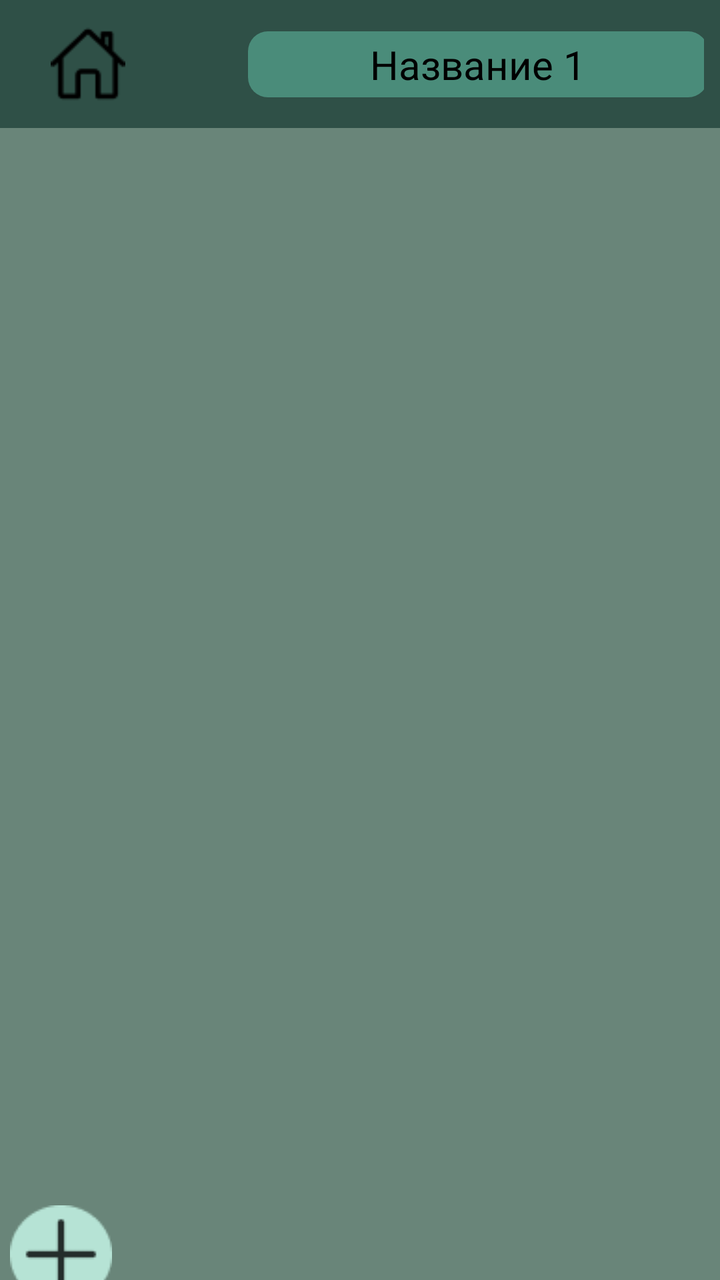
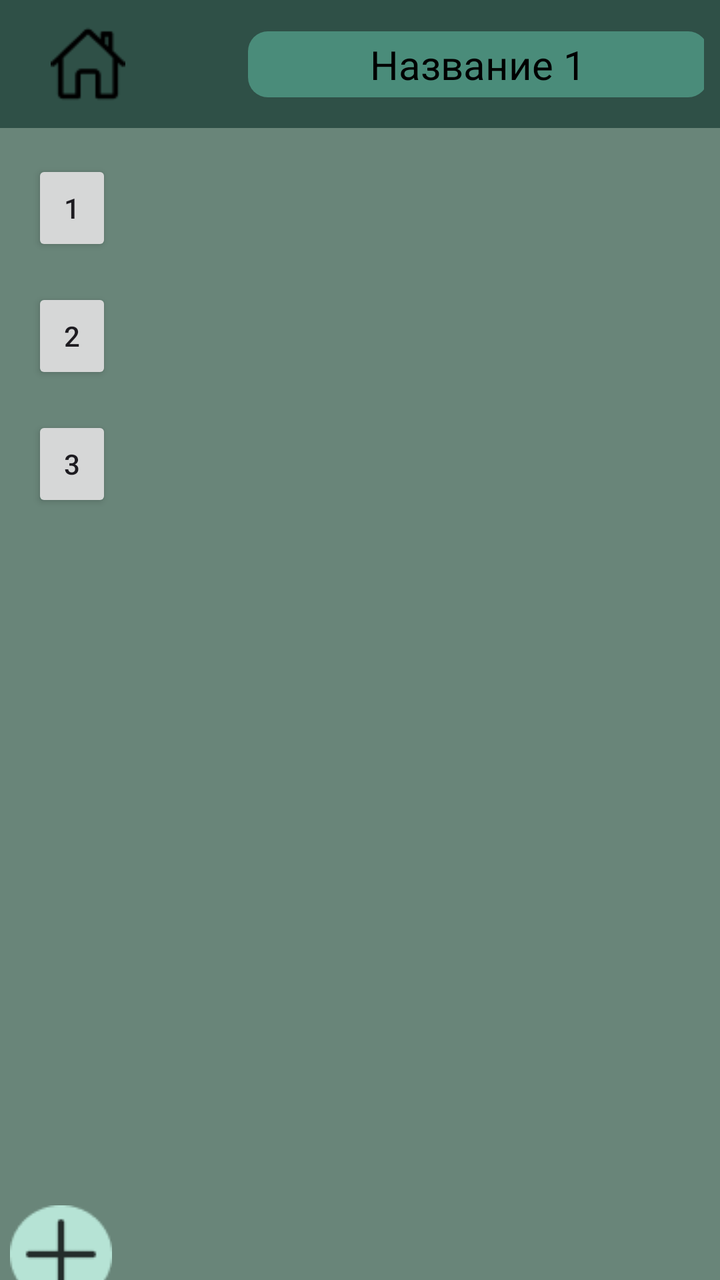

Screens rendered from an Android XML layout before and after an edit, with the pre-edit source and the edit as a unified diff.
<!-- AndroidManifest.xml: application theme Theme.Blabify -->
<!-- res/layout/activity_main.xml -->
<?xml version="1.0" encoding="utf-8"?>
<androidx.drawerlayout.widget.DrawerLayout xmlns:android="http://schemas.android.com/apk/res/android"
    xmlns:app="http://schemas.android.com/apk/res-auto"
    xmlns:tools="http://schemas.android.com/tools"
    android:id="@+id/drawer_layout"
    android:layout_width="match_parent"
    android:layout_height="match_parent"
    android:background="#698579"
    tools:context=".presentation.ui.ChatsActivity">

    
    <com.google.android.material.navigation.NavigationView
        android:id="@+id/small_nav_view"
        android:layout_width="64dp"
        android:layout_marginTop="?attr/actionBarSize"
        android:layout_height="match_parent"
        android:layout_gravity="start"
        app:menu="@menu/small_nav_menu"
        android:background="@android:color/transparent"/>

    
    <com.google.android.material.navigation.NavigationView
        android:id="@+id/full_nav_view"
        android:layout_width="280dp"
        android:layout_marginTop="?attr/actionBarSize"
        android:layout_height="match_parent"
        android:layout_gravity="start"
        app:menu="@menu/full_nav_menu"
        android:background="@android:color/transparent"
        android:visibility="gone"/>

    
    <androidx.constraintlayout.widget.ConstraintLayout
        android:id="@+id/main"
        android:layout_width="match_parent"
        android:layout_height="match_parent">

        
        <androidx.appcompat.widget.Toolbar
            android:id="@+id/toolbar"
            android:layout_width="match_parent"
            android:layout_height="wrap_content"
            android:background="#2F5047"
            app:layout_constraintTop_toTopOf="parent"
            app:layout_constraintStart_toStartOf="parent"
            app:layout_constraintEnd_toEndOf="parent">

            <androidx.constraintlayout.widget.ConstraintLayout
                android:layout_width="match_parent"
                android:layout_height="wrap_content"
                android:padding="8dp">

                <ImageView
                    android:id="@+id/home_icon"
                    android:layout_width="40dp"
                    android:layout_height="40dp"
                    android:src="@drawable/home"
                    android:contentDescription=""
                    app:layout_constraintStart_toStartOf="parent"
                    app:layout_constraintTop_toTopOf="parent"
                    app:layout_constraintBottom_toBottomOf="parent" />

                
                <TextView
                    android:id="@+id/toolbar_title"
                    android:layout_width="230dp"
                    android:layout_height="33dp"
                    android:layout_marginStart="60dp"
                    android:background="@drawable/toolbar_background"
                    android:text="Название 1"
                    android:textColor="@android:color/black"
                    android:gravity="center"
                    android:textSize="20dp"
                    android:textAppearance="@style/TextAppearance.AppCompat.Medium"
                    app:layout_constraintStart_toEndOf="@id/home_icon"
                    app:layout_constraintTop_toTopOf="parent"
                    app:layout_constraintBottom_toBottomOf="parent"
                    app:layout_constraintEnd_toStartOf="@id/mark_icon"/>

                
                <ImageView
                    android:id="@+id/mark_icon"
                    android:layout_width="42dp"
                    android:layout_height="42dp"
                    android:src="@drawable/mark_search"
                    android:contentDescription=""
                    app:layout_constraintStart_toEndOf="@id/toolbar_title"
                    app:layout_constraintTop_toTopOf="parent"
                    app:layout_constraintBottom_toBottomOf="parent"
                    android:layout_marginStart="10dp"/>
            </androidx.constraintlayout.widget.ConstraintLayout>
        </androidx.appcompat.widget.Toolbar>

        
        <androidx.recyclerview.widget.RecyclerView
            android:id="@+id/recycler_view_chats"
            android:layout_width="match_parent"
            android:layout_height="0dp"
            android:clipToPadding="false"
            android:padding="8dp"
            app:layout_constraintBottom_toTopOf="@id/download_button"
            app:layout_constraintEnd_toEndOf="parent"
            app:layout_constraintStart_toStartOf="parent"
            app:layout_constraintTop_toBottomOf="@id/toolbar" />

        
        <ImageButton
            android:id="@+id/download_button"
            android:elevation="10dp"
            android:layout_width="64dp"
            android:layout_height="64dp"
            android:src="@drawable/create"
            android:background="@android:color/transparent"
            android:layout_marginTop="550dp"
            android:layout_marginRight="300dp"
            app:layout_constraintTop_toBottomOf="@id/toolbar"
            app:layout_constraintBottom_toBottomOf="parent"
            app:layout_constraintStart_toStartOf="parent"
            app:layout_constraintEnd_toEndOf="parent"
            android:contentDescription="Кнопка"/>
    </androidx.constraintlayout.widget.ConstraintLayout>

</androidx.drawerlayout.widget.DrawerLayout>
<!-- resources referenced by this layout -->
<resources>
  <!-- drawable create: png bitmap (drawable, 1173 bytes) -->
  <!-- drawable home: png bitmap (drawable, 787 bytes) -->
  <!-- drawable mark_search: png bitmap (drawable, 4997 bytes) -->
  <!-- drawable toolbar_background (drawable) -->
  <?xml version="1.0" encoding="utf-8"?>
  <shape xmlns:android="http://schemas.android.com/apk/res/android">
      <corners android:radius="10dp"/>
      <solid android:color="#4A8C7A"/> 
  </shape>
  <style name="Theme.Blabify" parent="Base.Theme.Blabify" />
  <style name="Base.Theme.Blabify" parent="Theme.Material3.DayNight.NoActionBar">
          
          
      </style>
</resources>

<!-- the commit's change to res/layout/activity_main.xml (unified diff, before → after) -->
@@ -8,26 +8,7 @@
     android:background="#698579"
     tools:context=".presentation.ui.ChatsActivity">
 
-    
-    <com.google.android.material.navigation.NavigationView
-        android:id="@+id/small_nav_view"
-        android:layout_width="64dp"
-        android:layout_marginTop="?attr/actionBarSize"
-        android:layout_height="match_parent"
-        android:layout_gravity="start"
-        app:menu="@menu/small_nav_menu"
-        android:background="@android:color/transparent"/>
 
-    
-    <com.google.android.material.navigation.NavigationView
-        android:id="@+id/full_nav_view"
-        android:layout_width="280dp"
-        android:layout_marginTop="?attr/actionBarSize"
-        android:layout_height="match_parent"
-        android:layout_gravity="start"
-        app:menu="@menu/full_nav_menu"
-        android:background="@android:color/transparent"
-        android:visibility="gone"/>
 
     
     <androidx.constraintlayout.widget.ConstraintLayout
@@ -92,16 +73,52 @@
         </androidx.appcompat.widget.Toolbar>
 
         
-        <androidx.recyclerview.widget.RecyclerView
-            android:id="@+id/recycler_view_chats"
+        <LinearLayout
+            android:id="@+id/content_container"
             android:layout_width="match_parent"
             android:layout_height="0dp"
-            android:clipToPadding="false"
-            android:padding="8dp"
-            app:layout_constraintBottom_toTopOf="@id/download_button"
-            app:layout_constraintEnd_toEndOf="parent"
-            app:layout_constraintStart_toStartOf="parent"
-            app:layout_constraintTop_toBottomOf="@id/toolbar" />
+            android:orientation="horizontal"
+            app:layout_constraintTop_toBottomOf="@id/toolbar"
+            app:layout_constraintBottom_toBottomOf="parent">
+
+        
+        <LinearLayout
+            android:id="@+id/button_container"
+            android:layout_width="0dp"
+            android:layout_height="match_parent"
+            android:layout_weight="0.1"
+            android:orientation="vertical"
+            android:padding="16dp">
+
+            <Button
+                android:id="@+id/button1"
+                android:layout_width="wrap_content"
+                android:layout_height="wrap_content"
+                android:text="1"/>
+
+            <Button
+                android:id="@+id/button2"
+                android:layout_width="wrap_content"
+                android:layout_height="wrap_content"
+                android:text="2"
+                android:layout_marginTop="16dp"/>
+
+            <Button
+                android:id="@+id/button3"
+                android:layout_width="wrap_content"
+                android:layout_height="wrap_content"
+                android:text="3"
+                android:layout_marginTop="16dp"/>
+        </LinearLayout>
+
+            
+            <androidx.recyclerview.widget.RecyclerView
+                android:id="@+id/recycler_view_chats"
+                android:layout_width="0dp"
+                android:layout_height="match_parent"
+                android:layout_weight="0.4"
+                android:padding="8dp"/>
+        </LinearLayout>
 
         
         <ImageButton
